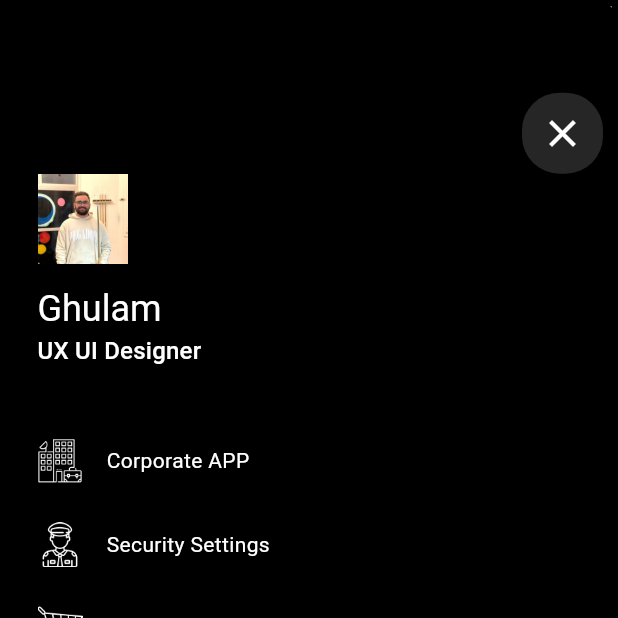
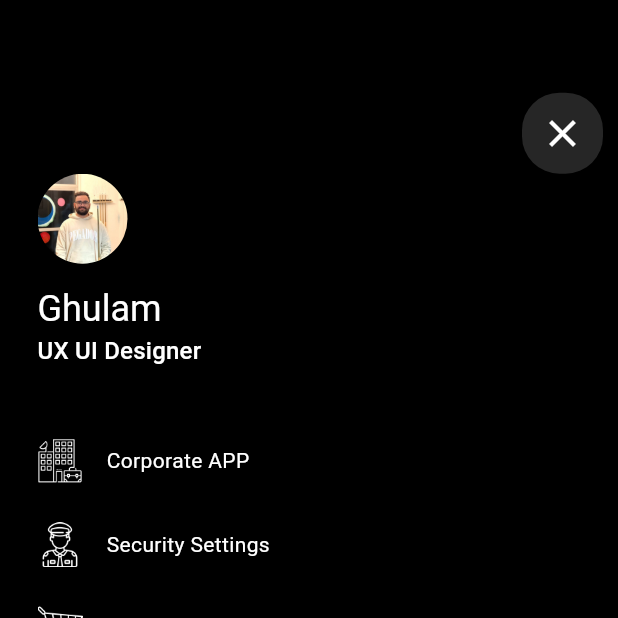
Before and after one commit to mahdinaghikhanii/finance-ui, a Flutter app: the screen it shows after launch, with the side drawer open, on a phone screen of 412 x 824 dp, the top half of it. Run offline on Flutter 3.47's test engine with Material 3 defaults, Android fonts, the phone set to English and light mode, and no system bars; drawn by our look-alikes of fl_chart; Roboto replaces fonts that are missing (PoppinsLight, PoppinsMedium).

Commit message:
fix problems

```diff
--- a/lib/main.dart
+++ b/lib/main.dart
@@ -13,6 +13,7 @@ class MyApp extends StatelessWidget {
   Widget build(BuildContext context) {
     return MaterialApp(
       title: 'Flutter Demo',
+      debugShowCheckedModeBanner: false,
       theme: ThemeData(
         primarySwatch: Colors.blue,
         fontFamily: "PoppinsRegular",
--- a/lib/pages/drawer.dart
+++ b/lib/pages/drawer.dart
@@ -44,8 +44,11 @@ class DrawerScreen extends StatelessWidget {
               alignment: Alignment.topLeft,
               child: SizedBox(
                 height: 60,
-                child: Image.asset(
-                  'assets/images/profile.jpg',
+                child: ClipRRect(
+                  borderRadius: BorderRadius.circular(50),
+                  child: Image.asset(
+                    'assets/images/profile.jpg',
+                  ),
                 ),
               ),
             ),
--- a/lib/pages/home.dart
+++ b/lib/pages/home.dart
@@ -43,8 +43,11 @@ class _HomeScreenState extends State<HomeScreen> {
         actions: [
           Padding(
             padding: const EdgeInsets.all(4.0),
-            child: Image.asset(
-              'assets/images/profile.jpg',
+            child: ClipRRect(
+              borderRadius: BorderRadius.circular(50),
+              child: Image.asset(
+                'assets/images/profile.jpg',
+              ),
             ),
           ),
         ],
```
